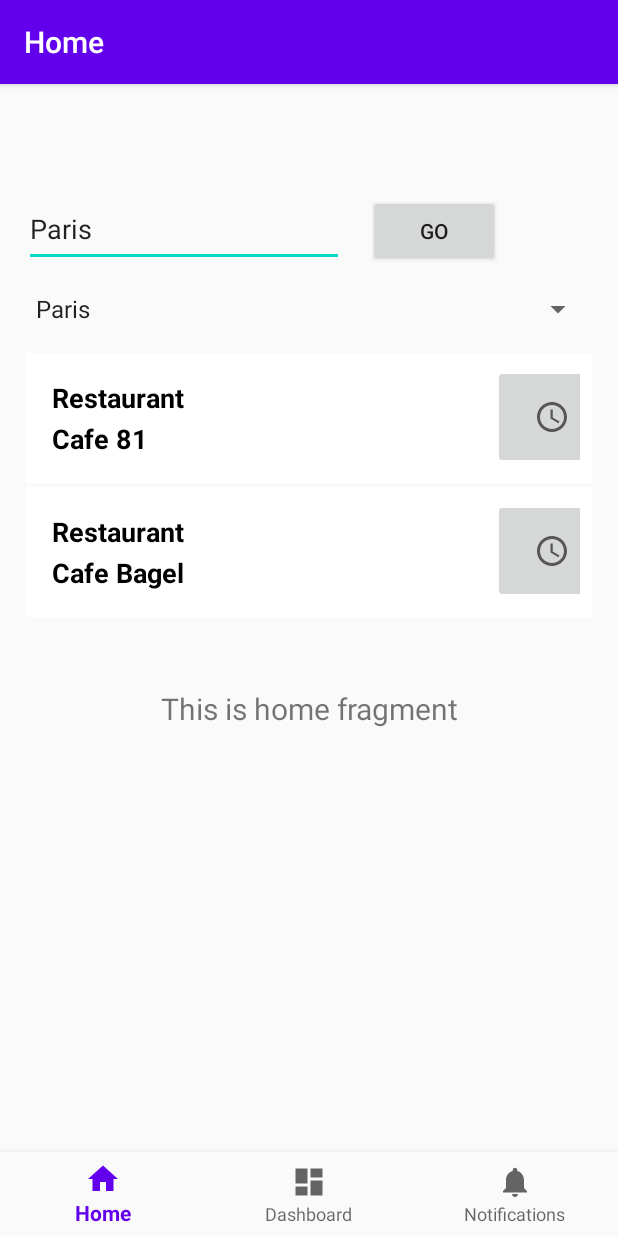
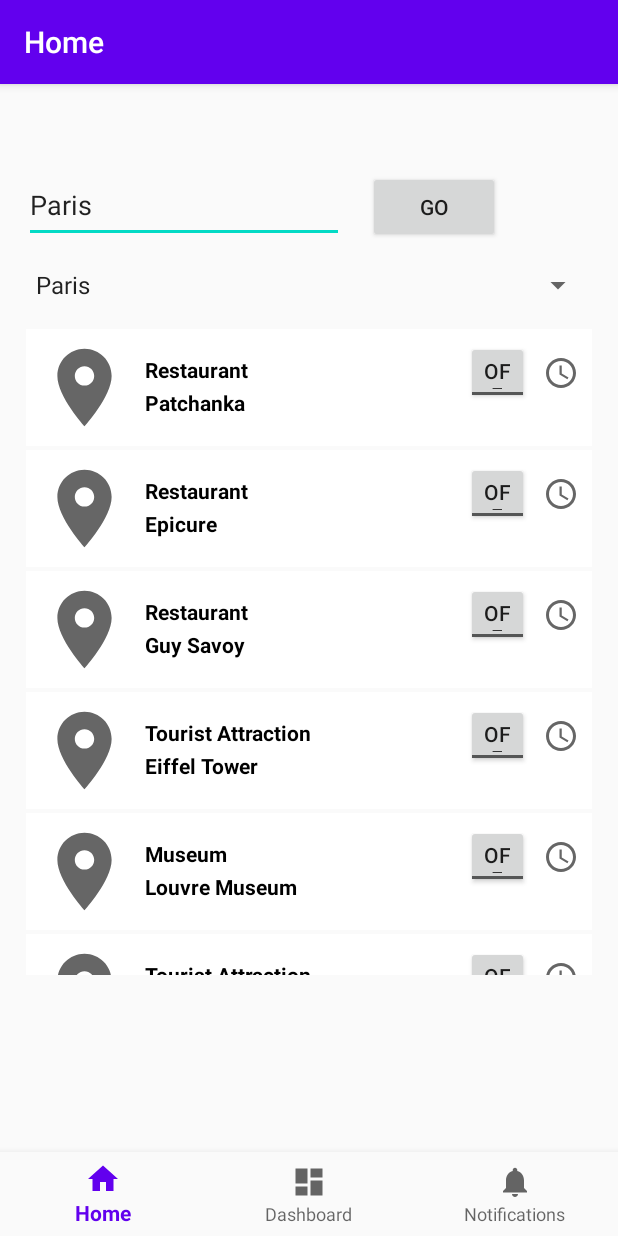
Before and after one commit to allusai/TravelApp, an Android app: the screen it shows after launch (MainActivity), on a phone screen of 412 x 824 dp. Run offline under Robolectric (Android 15) with nearby library versions, the phone set to English and light mode, and no system bars; our stand-ins replace Picasso, navigation-ui; pictures from the network do not load.

Commit message:
Recycler View to show search results is working

```diff
--- a/app/build.gradle
+++ b/app/build.gradle
@@ -32,6 +32,7 @@ dependencies {
     implementation 'androidx.navigation:navigation-ui:2.1.0'
     implementation 'androidx.lifecycle:lifecycle-extensions:2.1.0'
     implementation 'androidx.recyclerview:recyclerview:1.1.0'
+    implementation 'com.squareup.picasso:picasso:2.5.2'
     testImplementation 'junit:junit:4.12'
     androidTestImplementation 'androidx.test.ext:junit:1.1.1'
     androidTestImplementation 'androidx.test.espresso:espresso-core:3.2.0'
--- a/app/src/main/AndroidManifest.xml
+++ b/app/src/main/AndroidManifest.xml
@@ -1,6 +1,8 @@
 <?xml version="1.0" encoding="utf-8"?>
 <manifest xmlns:android="http://schemas.android.com/apk/res/android"
     package="com.example.travelapp">
+
+    <uses-permission android:name="android.permission.INTERNET"></uses-permission>
 
     <application
         android:allowBackup="true"
--- a/app/src/main/java/com/example/travelapp/LocationAdapter.java
+++ b/app/src/main/java/com/example/travelapp/LocationAdapter.java
@@ -4,9 +4,12 @@ import android.view.LayoutInflater;
 import android.view.View;
 import android.view.ViewGroup;
 import android.widget.ImageButton;
+import android.widget.ImageView;
 import android.widget.TextView;
 
 import androidx.recyclerview.widget.RecyclerView;
+
+import com.squareup.picasso.Picasso;
 
 public class LocationAdapter extends RecyclerView.Adapter<LocationAdapter.MyViewHolder> {
     private TouristLocation[] mDataset;
@@ -17,12 +20,14 @@ public class LocationAdapter extends RecyclerView.Adapter<LocationAdapter.MyView
     public static class MyViewHolder extends RecyclerView.ViewHolder {  // 1 (my custom holder)
         // each data item is just a string in this case
 
-        public TextView category; //jumble of views in this ViewHolder
+        public ImageView photo; //jumble of views in this ViewHolder
+        public TextView category;
         public TextView restaurantName;
         public ImageButton alarmButton;
 
         public MyViewHolder(View itemXML) {
             super(itemXML);
+            photo = (ImageView) itemXML.findViewById(R.id.photo);
             category = (TextView) itemXML.findViewById(R.id.category);
             restaurantName = (TextView) itemXML.findViewById(R.id.restaurantName);
             alarmButton = (ImageButton) itemXML.findViewById(R.id.alarmButton);
@@ -51,6 +56,13 @@ public class LocationAdapter extends RecyclerView.Adapter<LocationAdapter.MyView
     public void onBindViewHolder(MyViewHolder holder, int position) { // bind data to a holder
         // - get element from your dataset at this position
         // - replace the contents of the view with that element
+        String url = mDataset[position].getPhotoLinkStr(); //Restaurant item's photoLink
+        if (url.trim().length() == 0)
+        {
+            System.out.println("Missing photo link on item");
+            url = "https://codelabs.developers.google.com/codelabs/advanced-android-training-google-maps/img/3077e66f9f7a1a46.png";
+        }
+        Picasso.with(holder.photo.getContext()).load(url).placeholder(R.drawable.ic_baseline_place_24).into(holder.photo);
         holder.category.setText(mDataset[position].getCategory());
         holder.restaurantName.setText(mDataset[position].getName());  // 3 (let 'textView' = some string)
         //set alarm's picker default value for view here
--- a/app/src/main/java/com/example/travelapp/MainActivity.java
+++ b/app/src/main/java/com/example/travelapp/MainActivity.java
@@ -25,6 +25,7 @@ public class MainActivity extends AppCompatActivity implements AdapterView.OnIte
     private RecyclerView recyclerView;
     private RecyclerView.Adapter mAdapter;
     private RecyclerView.LayoutManager layoutManager;
+    private QueryMaker q;
 
     @Override
     protected void onCreate(Bundle savedInstanceState) {
@@ -61,7 +62,9 @@ public class MainActivity extends AppCompatActivity implements AdapterView.OnIte
         recyclerView.setLayoutManager(layoutManager);
 
         //Pre-fetch data for Paris   1
-        TouristLocation[] myDataset = QueryMaker.search("Paris");
+        q = new QueryMaker(this);
+        q.printMyData();
+        TouristLocation[] myDataset = q.search("Paris");
 
         // specify an adapter (see also next example)  2
         mAdapter = new LocationAdapter(myDataset);
@@ -88,7 +91,7 @@ public class MainActivity extends AppCompatActivity implements AdapterView.OnIte
         Toast.makeText(parent.getContext(), newSelectedLocation, Toast.LENGTH_SHORT).show();
 
         //Fetch data for Paris
-        TouristLocation[] newDataset = QueryMaker.search(newSelectedLocation);
+        TouristLocation[] newDataset = q.search(newSelectedLocation);
 
         // specify an adapter (see also next example)
         mAdapter = new LocationAdapter(newDataset);
@@ -98,6 +101,12 @@ public class MainActivity extends AppCompatActivity implements AdapterView.OnIte
     /* Search: Called by default*/
     public void onNothingSelected(AdapterView<?> parent) {
         // Another interface callback
+    }
+
+    /*Favorite: Called when favorite button is toggled */
+    public void toggleFavorite(View favorite)
+    {
+        Toast.makeText(getApplicationContext(), "Favorite", Toast.LENGTH_SHORT).show();
     }
 
     /* Alarm: Called when alarm is pressed */
--- a/app/src/main/java/com/example/travelapp/QueryMaker.java
+++ b/app/src/main/java/com/example/travelapp/QueryMaker.java
@@ -1,16 +1,102 @@
 package com.example.travelapp;
+
+import android.content.Context;
+
+import java.io.BufferedReader;
+import java.io.File;
+import java.io.FileReader;
+import java.io.IOException;
+import java.io.InputStream;
+import java.io.InputStreamReader;
 
 public class QueryMaker {
 
-    public static TouristLocation[] search(String location)
+    private Context mContext;
+    String dbFile; // 13 rows,
+    TouristLocation[] placesList;
+    int numPlaces;
+
+    public QueryMaker()
     {
+
+    }
+
+    public QueryMaker(Context context)
+    {
+        this.mContext = context;
+        numPlaces = 13;
+        placesList = new TouristLocation[numPlaces];
+        try {
+            InputStream is = mContext.getAssets().open("data.txt");
+            System.out.println("That file was FOUND!");
+
+            BufferedReader reader = new BufferedReader(new InputStreamReader(is));
+            String line;
+            int i = 0;
+
+            while ((line = reader.readLine()) != null) {
+                //Separate the line by commas to get individual data values
+                String[] tokens = line.split(",");
+
+                //Make a TouristLocation object with the right casting
+                TouristLocation newLoc = new TouristLocation(tokens[0], tokens[1], tokens[2], tokens[3], tokens[4], Boolean.parseBoolean(tokens[5]), Double.parseDouble(tokens[6]), tokens[7], Integer.parseInt(tokens[8]), Integer.parseInt(tokens[9]));
+
+                //Add this TouristLocation to the array
+                placesList[i] = newLoc;
+                i++;
+            }
+            is.close();
+        }
+        catch(IOException ioe)
+        {
+            System.out.println("That file was NOT FOUND!");
+        }
+    }
+
+    public void printMyData()
+    {
+        System.out.println("**********");
+        System.out.println("Printing data stored about Tourist Locations");
+        for(int i = 0; i < numPlaces; i++)
+        {
+            TouristLocation temp = placesList[i];
+            System.out.println(i + ": " + temp.toString());
+        }
+        System.out.println("**********");
+    }
+
+
+    public TouristLocation[] search(String location)
+    {
+        //Search database for 'location'
+        int matchCount = 0;
+        for(int i = 0; i < numPlaces; i++)
+        {
+            if(placesList[i].getCountry().equals(location))
+            {
+                matchCount++;
+            }
+        }
+
+        TouristLocation[] results = new TouristLocation[matchCount];
+        int ptr = 0;
+        for(int i = 0; i < numPlaces; i++)
+        {
+            if(placesList[i].getCountry().equals(location))
+            {
+                results[ptr] = placesList[i];
+                ptr++;
+            }
+        }
+
+        return results;
         //Call database with 'location'
-        TouristLocation test = new TouristLocation("Cafe 81", "Restaurant", "", "", "Paris", false, 5, "", 5, 20);
+        /*TouristLocation test = new TouristLocation("Cafe 81", "Restaurant", "", "", "Paris", false, 5, "", 5, 20);
         TouristLocation sample = new TouristLocation("Cafe Bagel", "Restaurant", "", "", "Paris", false, 4, "", 6, 13);
 
         if(location.equals("London"))
         {
-            test = new TouristLocation("London Bridge Diner", "Coffee House", "", "", "London", false, 5, "", 5, 20);
+            test = new TouristLocation("London Bridge Diner", "Coffee House", "", "", "London", false, 5, "https://static.standard.co.uk/s3fs-public/thumbnails/image/2019/01/10/09/amrutha-lounge-1001a.JPG", 5, 20);
             sample = new TouristLocation("Buckingham Palace Restaurant", "Tourist Place", "", "", "London", false, 5, "", 5, 20);
         }
         else if(location.equals("Hyderabad"))
@@ -19,6 +105,6 @@ public class QueryMaker {
             sample = new TouristLocation("Noodle House", "Restaurant", "", "", "Hyderabad", false, 5, "", 5, 20);
         }
 
-        return new TouristLocation[]{test, sample};
+        return new TouristLocation[]{test, sample}; */
     }
 }
--- a/app/src/main/java/com/example/travelapp/TouristLocation.java
+++ b/app/src/main/java/com/example/travelapp/TouristLocation.java
@@ -21,8 +21,8 @@ public class TouristLocation
         selected = s;
         rating = r;
         photoLinkStr = pls;
-        startHr = 0;
-        startMin = 0;
+        startHr = s1;
+        startMin = s2;
     }
 
 
@@ -78,4 +78,19 @@ public class TouristLocation
         this.startMin = startMin;
     }
 
+    @Override
+    public String toString() {
+        return "TouristLocation{" +
+                "name='" + name + '\'' +
+                ", category='" + category + '\'' +
+                ", websiteLink='" + websiteLink + '\'' +
+                ", description='" + description + '\'' +
+                ", country='" + country + '\'' +
+                ", selected=" + selected +
+                ", rating=" + rating +
+                ", photoLinkStr='" + photoLinkStr + '\'' +
+                ", startHr=" + startHr +
+                ", startMin=" + startMin +
+                '}';
+    }
 }
--- /dev/null
+++ b/app/src/main/res/drawable/ic_baseline_place_24.xml
@@ -0,0 +1,10 @@
+<vector xmlns:android="http://schemas.android.com/apk/res/android"
+    android:width="24dp"
+    android:height="24dp"
+    android:viewportWidth="24"
+    android:viewportHeight="24"
+    android:tint="?attr/colorControlNormal">
+  <path
+      android:fillColor="@android:color/white"
+      android:pathData="M12,2C8.13,2 5,5.13 5,9c0,5.25 7,13 7,13s7,-7.75 7,-13c0,-3.87 -3.13,-7 -7,-7zM12,11.5c-1.38,0 -2.5,-1.12 -2.5,-2.5s1.12,-2.5 2.5,-2.5 2.5,1.12 2.5,2.5 -1.12,2.5 -2.5,2.5z"/>
+</vector>
--- a/app/src/main/res/drawable/star_selector.xml
+++ /dev/null
@@ -1,6 +0,0 @@
-<?xml version="1.0" encoding="utf-8"?>
-<selector xmlns:android="http://schemas.android.com/apk/res/android">
-    <item android:state_pressed="true"
-        android:drawable="@drawable/ic_baseline_star_24" /> <!-- pressed -->
-    <item android:drawable="@drawable/ic_baseline_star_border_24" /> <!-- default -->
-</selector>
--- a/app/src/main/res/layout/activity_main.xml
+++ b/app/src/main/res/layout/activity_main.xml
@@ -39,12 +39,11 @@
         android:layout_height="50dp"
         android:layout_marginStart="16dp"
         android:layout_marginLeft="16dp"
-        android:layout_marginTop="16dp"
         android:ems="10"
         android:inputType="textPersonName"
         android:text="@string/search_text_default_value"
         app:layout_constraintStart_toStartOf="parent"
-        app:layout_constraintTop_toTopOf="@+id/nav_host_fragment" />
+        app:layout_constraintTop_toTopOf="parent" />
 
     <Button
         android:id="@+id/button"
--- a/app/src/main/res/layout/one_location.xml
+++ b/app/src/main/res/layout/one_location.xml
@@ -8,40 +8,52 @@
     android:orientation="horizontal"
     android:padding="8dp">
 
+    <ImageView
+        android:id="@+id/photo"
+        android:layout_width="62dp"
+        android:layout_height="62dp" />
+
     <LinearLayout
-        android:layout_width="303dp"
+        android:layout_width="223dp"
         android:layout_height="wrap_content"
         android:orientation="vertical"
         android:padding="8dp">
 
         <TextView
             android:id="@+id/category"
-            android:layout_width="306dp"
+            android:layout_width="208dp"
             android:layout_height="match_parent"
             android:padding="1dp"
             android:text="Restaurant"
             android:textColor="#000000"
-            android:textSize="18sp"
+            android:textSize="14sp"
             android:textStyle="bold" />
 
         <TextView
             android:id="@+id/restaurantName"
-            android:layout_width="306dp"
+            android:layout_width="208dp"
             android:layout_height="match_parent"
             android:padding="1dp"
             android:text="Cafe 10"
             android:textColor="#000000"
-            android:textSize="18sp"
+            android:textSize="14sp"
             android:textStyle="bold" />
 
     </LinearLayout>
 
+    <ToggleButton
+        android:layout_width="42dp"
+        android:layout_height="42dp"
+        android:onClick="toggleFavorite"/>
+
     <ImageButton
         android:id="@+id/alarmButton"
-        android:layout_width="78dp"
-        android:layout_height="69dp"
+        android:layout_width="42dp"
+        android:layout_height="42dp"
         android:adjustViewBounds="false"
+        android:background="@null"
         android:contentDescription="@string/alarmContentDescription"
+        android:gravity="center"
         android:onClick="showTimePickerDialog"
         android:src="@drawable/ic_baseline_access_time_24" />
 
```
Also changed, not shown: app/src/main/assets/data.txt (added, +13 -0 lines), app/src/main/java/com/example/travelapp/originalData.txt (added, +13 -0 lines), app/src/main/res/drawable/ic_baseline_star_24.xml (+4 -9 lines), app/src/main/res/drawable/ic_baseline_star_border_24.xml (+4 -9 lines), app/src/main/java/ImplementationNotes.txt (line endings or trailing spaces).
